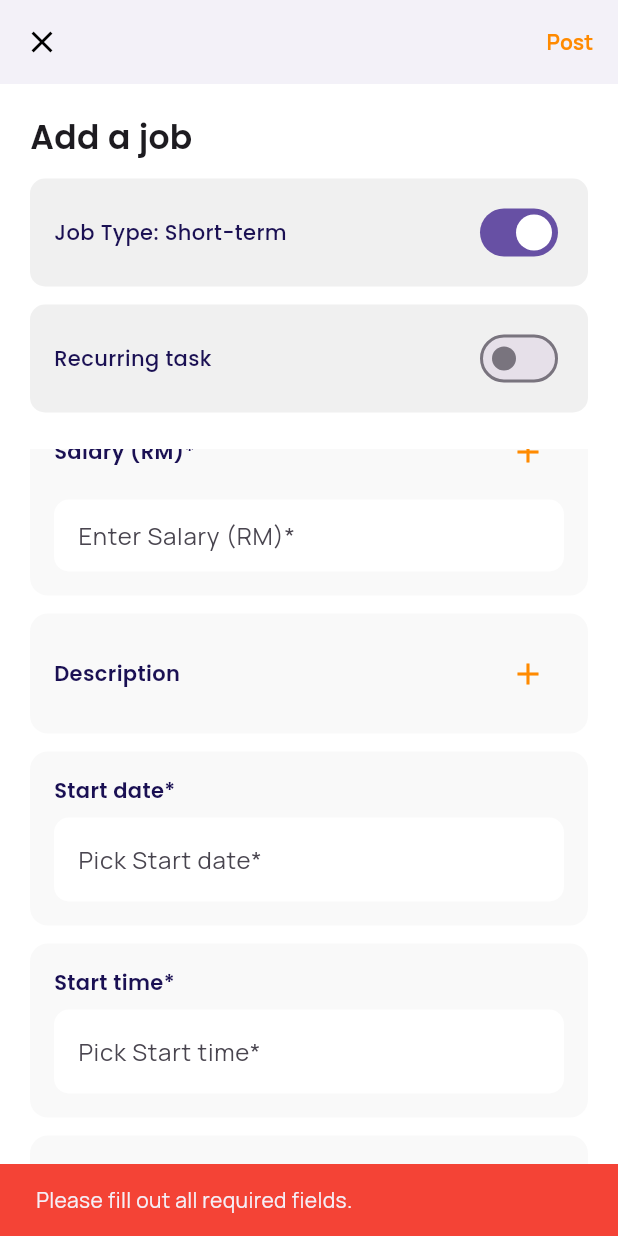
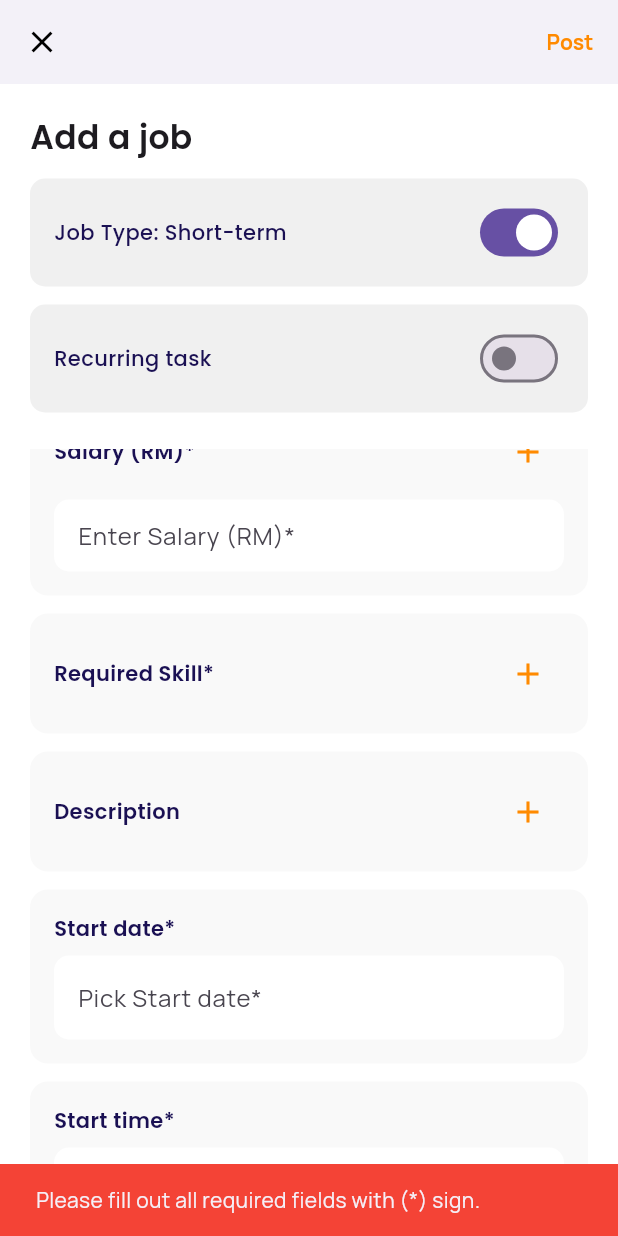
Before and after one commit to zhiren0326/fyp, a Flutter app: the AddJobPage screen opened directly, scrolled down 576 dp, after a tap on the "add" icon, after a tap on "Post", on a phone screen of 412 x 824 dp. Run offline on Flutter 3.47's test engine with Material 3 defaults, Android fonts, the light colour scheme and no system bars; our stand-ins replace cloud_firestore, firebase_auth, firebase_core, flutter_map, flutter_svg, geocoding and 8 more; accounts and stored records are empty.

Commit message:
fred commit 3

```diff
--- a/lib/Add Job Module/AddJobPage.dart
+++ b/lib/Add Job Module/AddJobPage.dart
@@ -21,10 +21,11 @@
     'Job position*': TextEditingController(),
     'Type of workplace*': TextEditingController(),
     'Job location*': TextEditingController(),
-    'Company name*': TextEditingController(),
+    'Employer/Company Name*': TextEditingController(),
     'Employment type*': TextEditingController(),
     'Salary (RM)*': TextEditingController(),
     'Description': TextEditingController(),
+    'Required Skill*': TextEditingController(),
     'Start date*': TextEditingController(),
     'Start time*': TextEditingController(),
     'End date*': TextEditingController(),
@@ -44,7 +45,7 @@
     if (!_isFormValid()) {
       ScaffoldMessenger.of(context).showSnackBar(
         const SnackBar(
-          content: Text('Please fill out all required fields.'),
+          content: Text('Please fill out all required fields with (*) sign.'),
           backgroundColor: Colors.red,
           duration: Duration(seconds: 2),
         ),
@@ -56,10 +57,11 @@
       'jobPosition': controllers['Job position*']!.text,
       'workplaceType': controllers['Type of workplace*']!.text,
       'location': controllers['Job location*']!.text,
-      'companyName': controllers['Company name*']!.text,
+      'employerName': controllers['Employer/Company Name*']!.text,
       'employmentType': controllers['Employment type*']!.text,
       'salary': int.tryParse(controllers['Salary (RM)*']!.text) ?? 0,
       'description': controllers['Description']!.text,
+      'requiredSkill': controllers['Required Skill*']!.text,
       'startDate': controllers['Start date*']!.text,
       'startTime': isShortTerm ? controllers['Start time*']!.text : null,
       'endDate': controllers['End date*']!.text,
@@ -278,15 +280,17 @@
   }
 
   bool _isFormValid() {
-    return controllers.entries
-        .where((entry) {
+    for (var entry in controllers.entries) {
       final isRequired = entry.key.endsWith('*');
       final isTimeField = entry.key == 'Start time*' || entry.key == 'End time*';
-      if (!isRequired) return false;
-      if (!isShortTerm && isTimeField) return false;
-      return true;
-    })
-        .every((entry) => entry.value.text.trim().isNotEmpty);
+      if (!isRequired) continue;
+      if (!isShortTerm && isTimeField) continue;
+      if (entry.value.text.trim().isEmpty) {
+        print('Missing required field: ${entry.key}');
+        return false;
+      }
+    }
+    return true;
   }
 
   Widget _buildSwitchRow({required String label, required bool value, required Function(bool) onChanged}) {
@@ -365,9 +369,10 @@
                   _buildFieldTile('Job position*'),
                   _buildDropdownField('Type of workplace*', workplaceOptions),
                   _buildFieldTile('Job location*'),
-                  _buildFieldTile('Company name*'),
+                  _buildFieldTile('Employer/Company Name*'),
                   _buildDropdownField('Employment type*', employmentOptions),
                   _buildFieldTile('Salary (RM)*'),
+                  _buildFieldTile('Required Skill*'),
                   _buildFieldTile('Description'),
                   _buildDateTimePicker('Start date*', true),
                   if (isShortTerm) _buildDateTimePicker('Start time*', false),
```
Also changed, not shown: lib/Add Job Module/JobDetailPage.dart (added, +35 -0 lines), lib/module/ActivityLog.dart (+37 -4 lines).
